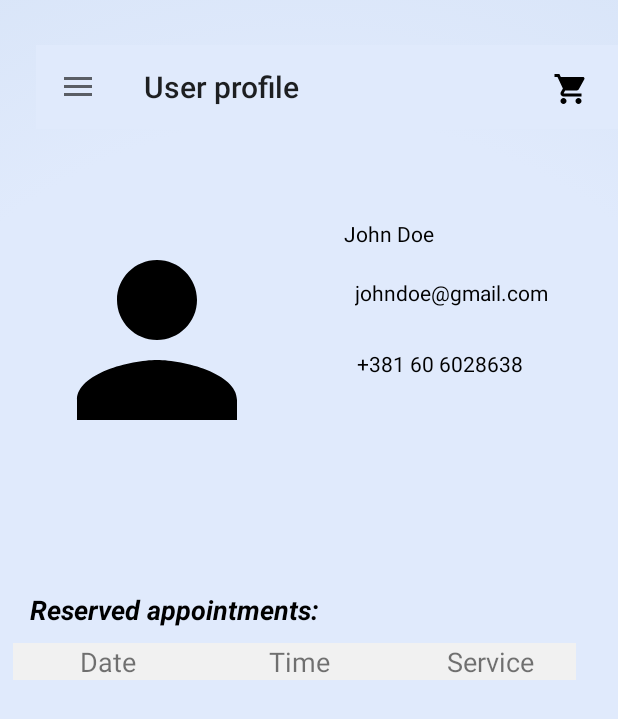
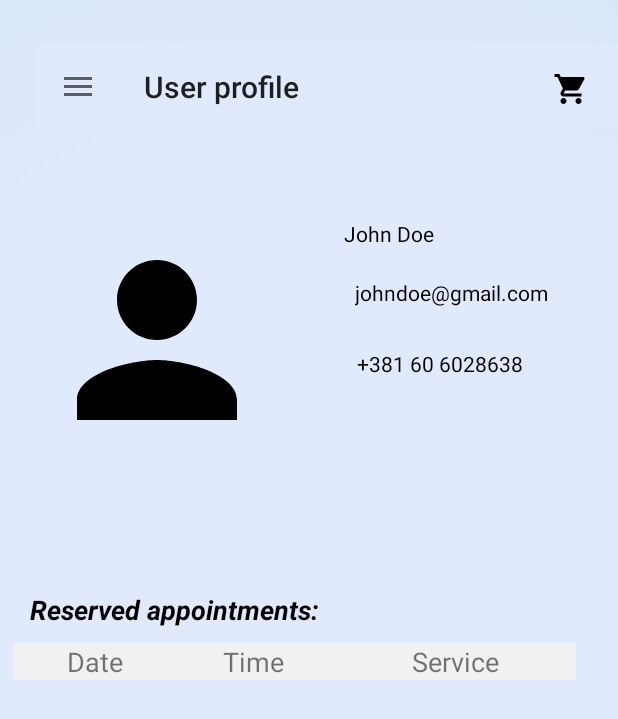
Before and after one commit to JeremicAleks/PMA, an Android app: the UserProfileActivity screen opened directly, with no data from a screen before it, on a phone screen of 412 x 824 dp. Shown: the top 719 px of the screen. Run offline under Robolectric (Android 15) with nearby library versions, the light colour scheme and no system bars; our stand-ins replace navigation-ui; 5 statements that could not run were skipped.

Commit message:
Sredjen ispis rezervacije, doradjen UI za ivice

```diff
--- a/PMA/app/src/main/java/com/ftn/pma/view/AdminActivity.java
+++ b/PMA/app/src/main/java/com/ftn/pma/view/AdminActivity.java
@@ -115,7 +115,7 @@ public class AdminActivity extends AppCompatActivity {
                 showNotification(1,car);
 
                 byte[] img = uriImageToByte(uri);
-                car_db.insertDataCar(car,img);
+//                car_db.insertDataCar(car,img);
             }
         });
 
--- a/PMA/app/src/main/res/layout-land/activity_service.xml
+++ b/PMA/app/src/main/res/layout-land/activity_service.xml
@@ -4,12 +4,12 @@
     xmlns:tools="http://schemas.android.com/tools"
     android:layout_width="match_parent"
     android:layout_height="match_parent"
-    android:layout_marginLeft="30dp"
     android:background="?attr/backgroundcolor"
     tools:context=".view.ServiceActivity">
 
     <androidx.drawerlayout.widget.DrawerLayout
         android:id="@+id/drawer"
+        android:layout_marginLeft="30dp"
         android:layout_width="match_parent"
         android:layout_height="match_parent"
         android:background="#FFFFFF"
--- a/PMA/app/src/main/res/layout-land/activity_shopping_cart.xml
+++ b/PMA/app/src/main/res/layout-land/activity_shopping_cart.xml
@@ -4,12 +4,12 @@
     xmlns:tools="http://schemas.android.com/tools"
     android:layout_width="match_parent"
     android:layout_height="match_parent"
-    android:layout_marginLeft="30dp"
     android:background="?attr/backgroundcolor"
     tools:context=".view.ShoppingCartActivity">
 
     <androidx.drawerlayout.widget.DrawerLayout
         android:id="@+id/drawer"
+        android:layout_marginLeft="30dp"
         android:layout_width="match_parent"
         android:layout_height="match_parent"
         android:background="?attr/backgroundcolor"
--- a/PMA/app/src/main/res/layout-land/activity_user_profile.xml
+++ b/PMA/app/src/main/res/layout-land/activity_user_profile.xml
@@ -4,12 +4,13 @@
     xmlns:tools="http://schemas.android.com/tools"
     android:layout_width="match_parent"
     android:layout_height="match_parent"
-    android:layout_marginLeft="30dp"
+
     android:background="?attr/backgroundcolor"
     tools:context=".view.UserProfileActivity">
 
     <androidx.drawerlayout.widget.DrawerLayout
         android:id="@+id/drawer"
+        android:layout_marginLeft="30dp"
         android:layout_width="match_parent"
         android:layout_height="match_parent"
         android:background="#FFFFFF"
--- a/PMA/app/src/main/res/layout/activity_user_profile.xml
+++ b/PMA/app/src/main/res/layout/activity_user_profile.xml
@@ -124,7 +124,7 @@
 
                         <TextView
                             android:id="@+id/tv_date_table"
-                            android:layout_width="127dp"
+                            android:layout_width="110dp"
                             android:layout_height="wrap_content"
                             android:layout_marginBottom="3dp"
                             android:background="#f1f1f1"
@@ -134,7 +134,7 @@
 
                         <TextView
                             android:id="@+id/tv_time_table"
-                            android:layout_width="127dp"
+                            android:layout_width="100dp"
                             android:layout_height="wrap_content"
                             android:layout_marginBottom="3dp"
                             android:background="#f1f1f1"
@@ -144,7 +144,7 @@
 
                         <TextView
                             android:id="@+id/tv_service_table"
-                            android:layout_width="127dp"
+                            android:layout_width="170dp"
                             android:layout_height="wrap_content"
                             android:layout_marginBottom="3dp"
                             android:background="#f1f1f1"
```
Also changed, not shown: PMA/app/src/main/java/com/ftn/pma/view/UserProfileActivity.java (+5 -3 lines).
